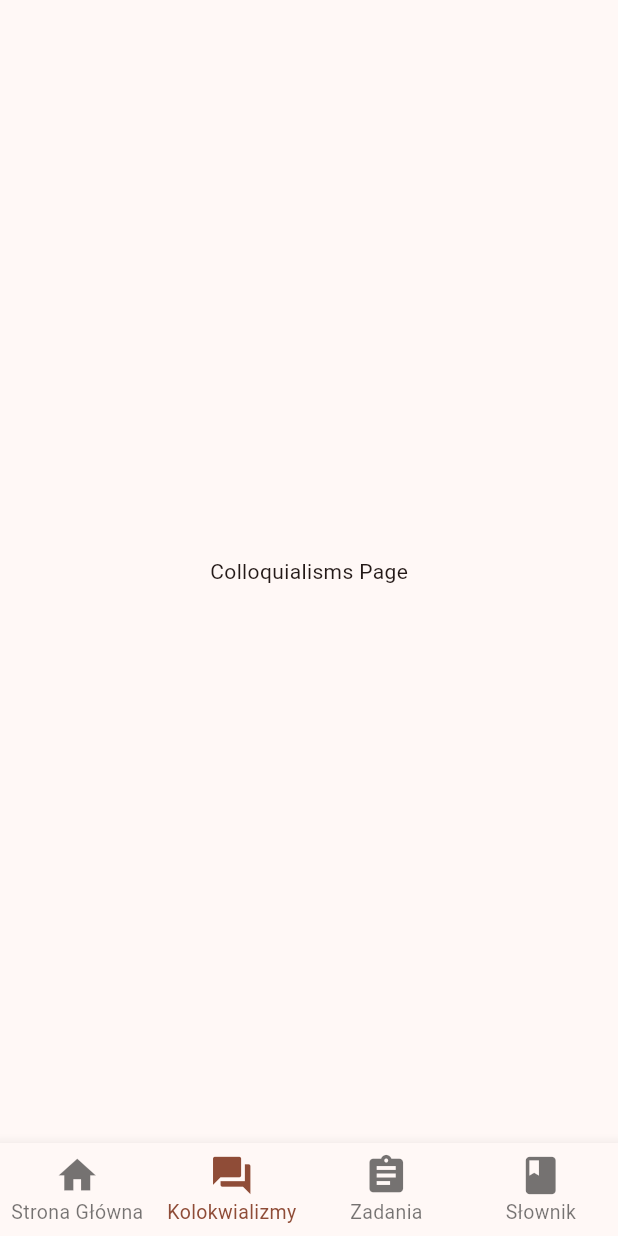
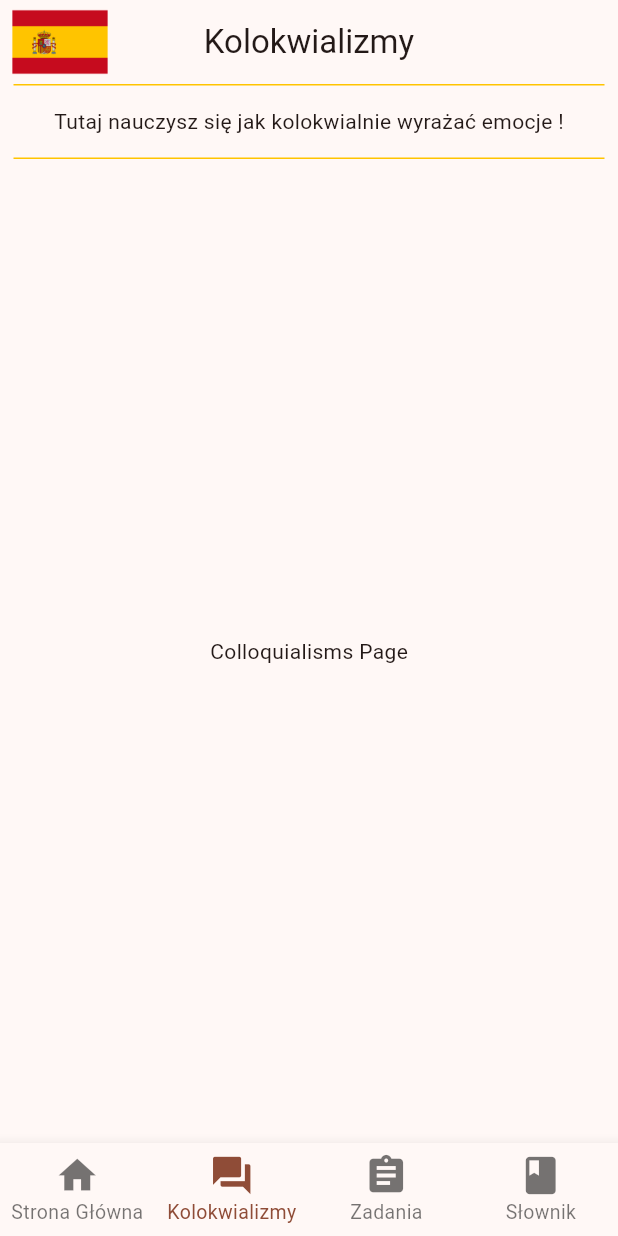
Before and after one commit to mateuszkasprzak94/street_talk, a Flutter app: the screen it shows after launch, item 2 of the bottom bar chosen, on a phone screen of 412 x 824 dp. Run offline on Flutter 3.47's test engine with Material 3 defaults, Android fonts, the light colour scheme and no system bars.

Commit message:
Implement AppBar to Pages Content

```diff
--- a/lib/app/pages/colloquialisms_page/colloquialisms_page.dart
+++ b/lib/app/pages/colloquialisms_page/colloquialisms_page.dart
@@ -10,8 +10,39 @@ class ColloquialismsPage extends StatefulWidget {
 class _ColloquialismsPageState extends State<ColloquialismsPage> {
   @override
   Widget build(BuildContext context) {
-    return const Scaffold(
-      body: Center(
+    return Scaffold(
+      appBar: AppBar(
+        title: const Text('Kolokwializmy'),
+        centerTitle: true,
+        leading: Transform.scale(
+          scale: 1.6,
+          child: Container(
+            margin: const EdgeInsets.only(left: 15),
+            alignment: Alignment.center,
+            child: Image.asset(
+              'assets/flag/flag.png',
+            ),
+          ),
+        ),
+        bottom: PreferredSize(
+          preferredSize: const Size.fromHeight(50),
+          child: Container(
+            margin: const EdgeInsets.symmetric(horizontal: 9),
+            height: 50,
+            width: double.infinity,
+            decoration: const BoxDecoration(
+              border: Border(
+                top: BorderSide(color: Color(0xffffc400)),
+                bottom: BorderSide(color: Color(0xffffc400)),
+              ),
+            ),
+            child: const Center(
+                child: Text(
+                    'Tutaj nauczysz się jak kolokwialnie wyrażać emocje !')),
+          ),
+        ),
+      ),
+      body: const Center(
         child: Text('Colloquialisms Page'),
       ),
     );
--- a/pubspec.yaml
+++ b/pubspec.yaml
@@ -27,3 +27,4 @@ flutter:
 
   assets:
     - assets/assets_homepage/
+    - assets/flag/
```
Also changed, not shown: lib/app/pages/dictionary_page/dictionary_page.dart (+15 -1 lines), lib/app/pages/tasks_page/tasks_page.dart (+36 -2 lines), assets/flag.jpg (deleted), assets/flag/flag.png (added).
